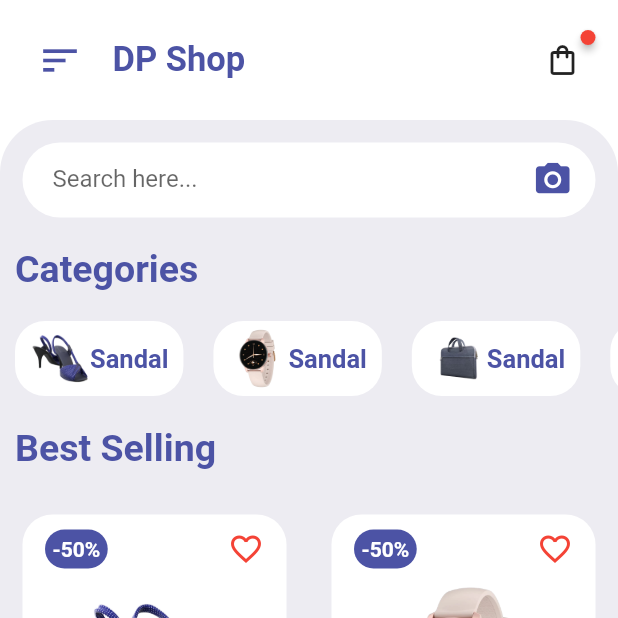
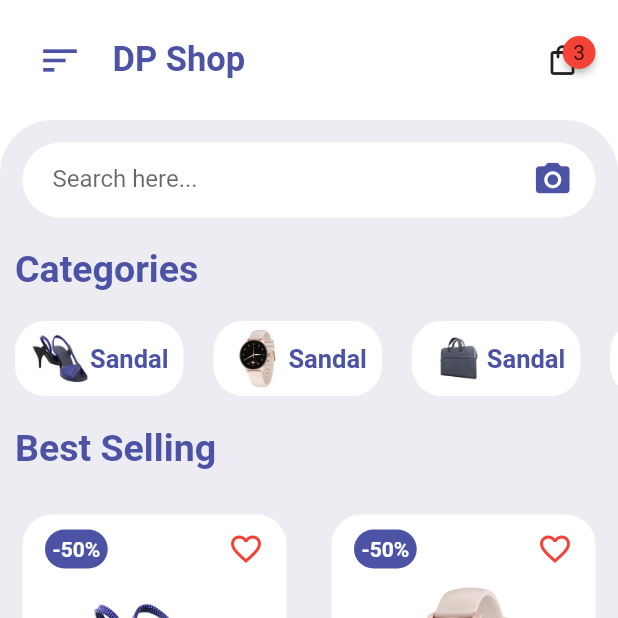
Before and after one commit to iremtekinn/shopping, a Flutter app: the screen it shows after launch, on a phone screen of 412 x 824 dp, the top half of it. Run offline on Flutter 3.47's test engine with Material 2 defaults, Android fonts, the phone set to English and light mode, and no system bars; drawn by our look-alikes of badges, curved_navigation_bar; our stand-ins replace flutter_rating_bar; missing offline and left inert: clippy_flutter.

Commit message:
HomeAppBar güncellendi

```diff
--- a/lib/widgets/HomeAppBar.dart
+++ b/lib/widgets/HomeAppBar.dart
@@ -29,6 +29,9 @@ class HomeAppBar extends StatelessWidget{
                ),
                Spacer(),
                Badge(
+                badgeColor: Colors.red,
+                padding: EdgeInsets.all(7),
+                badgeContent: Text("3"),
                 child:InkWell(
                   onTap: () {
                     Navigator.pushNamed(context, "cartPage");
```
